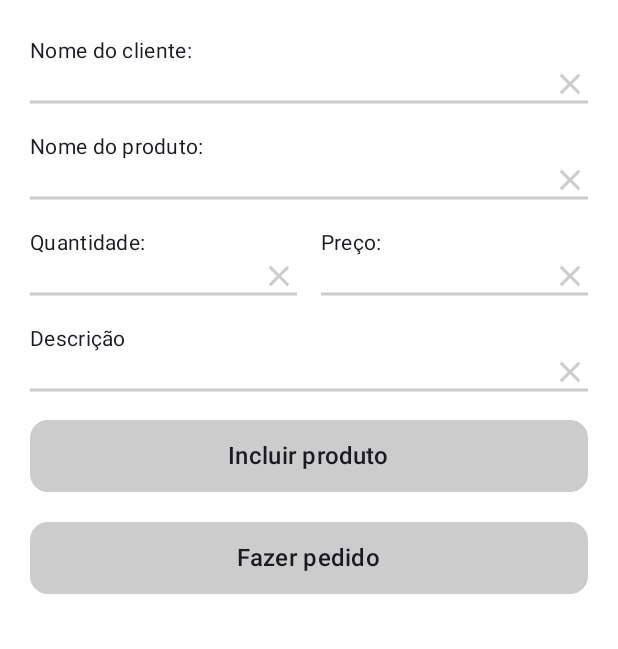
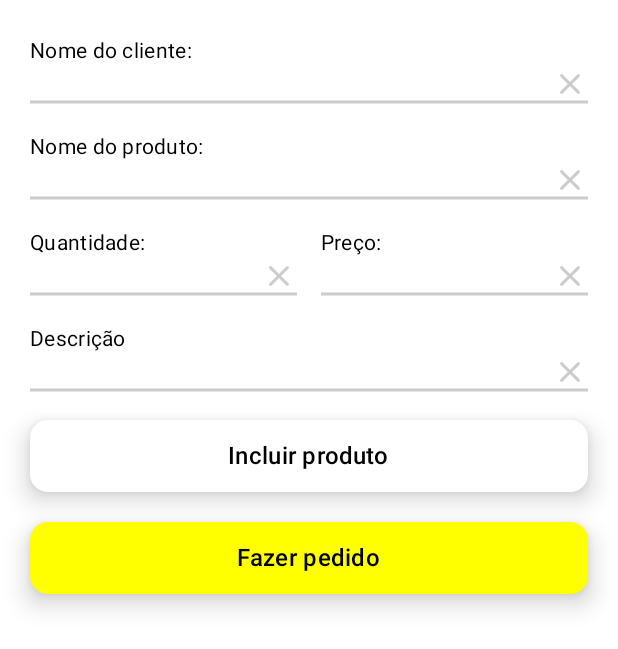
Before and after one commit to RafaelAmr93/CaseFazerPedido, an Android app built with Jetpack Compose: the composable PlaceOrderScreen shown on its own in the app's theme, on a phone screen of 412 x 824 dp. Shown: the top 649 px of the screen. Run offline under Robolectric (Android 15) with nearby library versions, the phone set to English and light mode, and no system bars; our stand-ins replace Room's generated code.

Commit message:
reorganized components

```diff
--- /dev/null
+++ b/app/src/main/java/rafalamaro/casefazerpedido/ui/components/BaseLine.kt
@@ -0,0 +1,51 @@
+package rafalamaro.casefazerpedido.ui.components
+
+import androidx.compose.foundation.clickable
+import androidx.compose.foundation.interaction.MutableInteractionSource
+import androidx.compose.foundation.layout.Box
+import androidx.compose.foundation.layout.fillMaxWidth
+import androidx.compose.material.icons.Icons
+import androidx.compose.material.icons.rounded.Clear
+import androidx.compose.material3.Icon
+import androidx.compose.material3.ripple
+import androidx.compose.runtime.Composable
+import androidx.compose.runtime.remember
+import androidx.compose.ui.Alignment
+import androidx.compose.ui.Modifier
+import androidx.compose.ui.draw.drawBehind
+import androidx.compose.ui.geometry.Offset
+import androidx.compose.ui.graphics.Color
+import androidx.compose.ui.graphics.StrokeCap
+import androidx.compose.ui.unit.dp
+
+@Composable
+internal fun BaseLine(
+    innerTextField: @Composable () -> Unit,
+    onClearText: () -> Unit
+) = Box(
+    modifier = Modifier
+        .fillMaxWidth()
+        .drawBehind {
+            drawLine(
+                color = Color.LightGray,
+                start = Offset(x = 0f, size.height),
+                end = Offset(x = size.width, size.height),
+                strokeWidth = 2.dp.toPx(),
+                cap = StrokeCap.Butt
+            )
+        }
+) {
+    Icon(
+        Icons.Rounded.Clear,
+        contentDescription = null,
+        modifier = Modifier
+            .align(Alignment.CenterEnd)
+            .clickable(
+                onClick = { onClearText() },
+                indication = ripple(),
+                interactionSource = remember { MutableInteractionSource() }
+            ),
+        tint = Color.LightGray
+    )
+    innerTextField()
+}
--- /dev/null
+++ b/app/src/main/java/rafalamaro/casefazerpedido/ui/components/CommonButton.kt
@@ -0,0 +1,59 @@
+package rafalamaro.casefazerpedido.ui.components
+
+import androidx.compose.foundation.background
+import androidx.compose.foundation.clickable
+import androidx.compose.foundation.interaction.MutableInteractionSource
+import androidx.compose.foundation.layout.Box
+import androidx.compose.foundation.layout.fillMaxWidth
+import androidx.compose.foundation.layout.padding
+import androidx.compose.foundation.shape.RoundedCornerShape
+import androidx.compose.material3.Text
+import androidx.compose.material3.ripple
+import androidx.compose.runtime.Composable
+import androidx.compose.runtime.remember
+import androidx.compose.ui.Alignment
+import androidx.compose.ui.Modifier
+import androidx.compose.ui.draw.shadow
+import androidx.compose.ui.graphics.Color
+import androidx.compose.ui.tooling.preview.Preview
+import androidx.compose.ui.unit.dp
+import rafalamaro.casefazerpedido.ui.theme.Typography
+import rafalamaro.casefazerpedido.ui.uiStates.ButtonType
+
+@Composable
+internal fun CommonButton(
+    text: String,
+    onClick: () -> Unit,
+    type: ButtonType
+) {
+    Box(
+        contentAlignment = Alignment.Center,
+        modifier = Modifier
+            .fillMaxWidth()
+            .shadow(elevation = 10.dp, shape = RoundedCornerShape(12.dp))
+            .background(type.color)
+            .clickable(
+                onClick = { onClick() },
+                indication = ripple(),
+                interactionSource = remember { MutableInteractionSource() }
+            )
+    ) {
+        Text(
+            text = text,
+            style = Typography.titleMedium,
+            modifier = Modifier.padding(vertical = 12.dp)
+        )
+    }
+}
+
+@Composable
+@Preview
+private fun CommonButtonPreview() {
+    Box(
+        modifier = Modifier
+            .background(Color.White)
+            .padding(all = 20.dp)
+    ) {
+        CommonButton(text = "Place Order", onClick = {}, type = ButtonType.Primary)
+    }
+}
--- /dev/null
+++ b/app/src/main/java/rafalamaro/casefazerpedido/ui/components/CustomBaseTextField.kt
@@ -0,0 +1,50 @@
+package rafalamaro.casefazerpedido.ui.components
+
+import androidx.compose.foundation.layout.Box
+import androidx.compose.foundation.layout.Column
+import androidx.compose.foundation.text.BasicTextField
+import androidx.compose.foundation.text.input.InputTransformation
+import androidx.compose.foundation.text.input.TextFieldState
+import androidx.compose.foundation.text.input.clearText
+import androidx.compose.material3.Text
+import androidx.compose.runtime.Composable
+import androidx.compose.ui.Modifier
+import androidx.compose.ui.graphics.Color
+import androidx.compose.ui.res.stringResource
+import rafalamaro.casefazerpedido.R
+import rafalamaro.casefazerpedido.ui.theme.Typography
+
+@Composable
+internal fun CustomBaseTextField(
+    fieldName: String,
+    fieldState: TextFieldState,
+    transformation: InputTransformation,
+    forbiddenCharactersTyped: Boolean,
+    modifier: Modifier = Modifier
+) {
+    Box(modifier = modifier) {
+        Column {
+            Text(
+                text = fieldName,
+                style = Typography.bodyMedium
+            )
+            BasicTextField(
+                state = fieldState,
+                decorator = { innerTextField ->
+                    BaseLine(
+                        innerTextField = innerTextField,
+                        onClearText = fieldState::clearText
+                    )
+                },
+                inputTransformation = transformation
+            )
+            if (forbiddenCharactersTyped) {
+                Text(
+                    text = stringResource(R.string.characters_forbidden),
+                    style = Typography.bodySmall,
+                    color = Color.Red
+                )
+            }
+        }
+    }
+}
--- /dev/null
+++ b/app/src/main/java/rafalamaro/casefazerpedido/ui/components/TextTransformations.kt
@@ -0,0 +1,26 @@
+package rafalamaro.casefazerpedido.ui.components
+
+import androidx.compose.foundation.text.input.InputTransformation
+import androidx.compose.foundation.text.input.byValue
+
+internal fun transformationTextOnly(
+    callback: () -> Unit
+) = InputTransformation.byValue { current, proposed ->
+    if (proposed.all { it.isLetter() || it.isWhitespace() }) {
+        proposed
+    } else {
+        callback()
+        current
+    }
+}
+
+internal fun transformationDigitsOnly(
+    callback: () -> Unit
+) = InputTransformation.byValue { current, proposed ->
+    if (proposed.all { it.isDigit() || it == ',' || it == '.'}) {
+        proposed
+    } else {
+        callback()
+        current
+    }
+}
--- a/app/src/main/java/rafalamaro/casefazerpedido/ui/screens/MainScreen.kt
+++ b/app/src/main/java/rafalamaro/casefazerpedido/ui/screens/MainScreen.kt
@@ -1,8 +1,6 @@
 package rafalamaro.casefazerpedido.ui.screens
 
 import androidx.compose.foundation.background
-import androidx.compose.foundation.clickable
-import androidx.compose.foundation.interaction.MutableInteractionSource
 import androidx.compose.foundation.layout.Arrangement
 import androidx.compose.foundation.layout.Box
 import androidx.compose.foundation.layout.BoxScope
@@ -10,10 +8,8 @@ import androidx.compose.foundation.layout.Column
 import androidx.compose.foundation.layout.fillMaxSize
 import androidx.compose.foundation.layout.fillMaxWidth
 import androidx.compose.foundation.layout.padding
-import androidx.compose.foundation.shape.RoundedCornerShape
 import androidx.compose.material3.HorizontalDivider
 import androidx.compose.material3.Text
-import androidx.compose.material3.ripple
 import androidx.compose.runtime.Composable
 import androidx.compose.runtime.LaunchedEffect
 import androidx.compose.runtime.getValue
@@ -22,7 +18,6 @@ import androidx.compose.runtime.remember
 import androidx.compose.runtime.setValue
 import androidx.compose.ui.Alignment
 import androidx.compose.ui.Modifier
-import androidx.compose.ui.draw.clip
 import androidx.compose.ui.graphics.Color
 import androidx.compose.ui.res.stringResource
 import androidx.compose.ui.text.style.TextAlign
@@ -31,9 +26,11 @@ import androidx.compose.ui.unit.dp
 import androidx.compose.ui.unit.sp
 import kotlinx.coroutines.delay
 import rafalamaro.casefazerpedido.R
+import rafalamaro.casefazerpedido.ui.components.CommonButton
 import rafalamaro.casefazerpedido.ui.components.SnackBarComponent
 import rafalamaro.casefazerpedido.ui.uiStates.SnackBarType
 import rafalamaro.casefazerpedido.ui.theme.Typography
+import rafalamaro.casefazerpedido.ui.uiStates.ButtonType
 
 @Composable
 internal fun MainScreen(
@@ -120,17 +117,19 @@ private fun BoxScope.Footer(
                 bottom = 40.dp
             )
     ) {
-        FooterButtons(
+        CommonButton(
             text = stringResource(R.string.order_history_button_label),
             onClick = {
                 onNavigateToOrderHistory()
-            }
+            },
+            type = ButtonType.Standard
         )
-        FooterButtons(
+        CommonButton(
             text = stringResource(R.string.place_order_button_label),
             onClick = {
                 onNavigateToPlaceOrder()
-            }
+            },
+            type = ButtonType.Primary
         )
     }
 }
@@ -180,31 +179,6 @@ private fun TotalSales() {
 }
 
 @Composable
-internal fun FooterButtons(
-    text: String,
-    onClick: () -> Unit
-) {
-    Box(
-        contentAlignment = Alignment.Center,
-        modifier = Modifier
-            .fillMaxWidth()
-            .clip(shape = RoundedCornerShape(12.dp))
-            .background(Color.LightGray)
-            .clickable(
-                onClick = { onClick() },
-                indication = ripple(),
-                interactionSource = remember { MutableInteractionSource() }
-            )
-    ) {
-        Text(
-            text = text,
-            style = Typography.titleMedium,
-            modifier = Modifier.padding(vertical = 12.dp)
-        )
-    }
-}
-
-@Composable
 @Preview
 private fun MainScreenPreview() {
     MainScreen({},{}, false)
--- a/app/src/main/java/rafalamaro/casefazerpedido/ui/screens/PlaceOrderScreen.kt
+++ b/app/src/main/java/rafalamaro/casefazerpedido/ui/screens/PlaceOrderScreen.kt
@@ -1,51 +1,39 @@
 package rafalamaro.casefazerpedido.ui.screens
 
 import androidx.compose.foundation.background
-import androidx.compose.foundation.clickable
-import androidx.compose.foundation.interaction.MutableInteractionSource
 import androidx.compose.foundation.layout.Arrangement
 import androidx.compose.foundation.layout.Box
 import androidx.compose.foundation.layout.Column
 import androidx.compose.foundation.layout.Row
 import androidx.compose.foundation.layout.RowScope
 import androidx.compose.foundation.layout.fillMaxSize
-import androidx.compose.foundation.layout.fillMaxWidth
 import androidx.compose.foundation.layout.padding
-import androidx.compose.foundation.text.BasicTextField
-import androidx.compose.foundation.text.input.InputTransformation
 import androidx.compose.foundation.text.input.TextFieldState
-import androidx.compose.foundation.text.input.byValue
-import androidx.compose.foundation.text.input.clearText
-import androidx.compose.material.icons.Icons
-import androidx.compose.material.icons.rounded.Clear
-import androidx.compose.material3.Icon
-import androidx.compose.material3.Text
-import androidx.compose.material3.ripple
 import androidx.compose.runtime.Composable
 import androidx.compose.runtime.LaunchedEffect
 import androidx.compose.runtime.collectAsState
 import androidx.compose.runtime.getValue
 import androidx.compose.runtime.mutableStateOf
 import androidx.compose.runtime.remember
-import androidx.compose.runtime.rememberCoroutineScope
 import androidx.compose.runtime.setValue
 import androidx.compose.ui.Alignment
 import androidx.compose.ui.Modifier
-import androidx.compose.ui.draw.drawBehind
-import androidx.compose.ui.geometry.Offset
 import androidx.compose.ui.graphics.Color
-import androidx.compose.ui.graphics.StrokeCap
 import androidx.compose.ui.res.stringResource
 import androidx.compose.ui.unit.dp
 import kotlinx.coroutines.delay
 import org.koin.androidx.compose.koinViewModel
+import rafalamaro.casefazerpedido.R
+import rafalamaro.casefazerpedido.ui.components.CommonButton
+import rafalamaro.casefazerpedido.ui.components.CustomBaseTextField
+import rafalamaro.casefazerpedido.ui.components.ProductList
+import rafalamaro.casefazerpedido.ui.components.SnackBarComponent
+import rafalamaro.casefazerpedido.ui.components.transformationDigitsOnly
+import rafalamaro.casefazerpedido.ui.components.transformationTextOnly
+import rafalamaro.casefazerpedido.ui.uiStates.ButtonType
+import rafalamaro.casefazerpedido.ui.uiStates.ProductsListUiState
+import rafalamaro.casefazerpedido.ui.uiStates.SnackBarType
 import rafalamaro.casefazerpedido.viewmodels.PlaceOrderViewModel
-import rafalamaro.casefazerpedido.ui.components.ProductList
-import rafalamaro.casefazerpedido.ui.uiStates.ProductsListUiState
-import rafalamaro.casefazerpedido.R
-import rafalamaro.casefazerpedido.ui.components.SnackBarComponent
-import rafalamaro.casefazerpedido.ui.uiStates.SnackBarType
-import rafalamaro.casefazerpedido.ui.theme.Typography
 
 @Composable
 internal fun PlaceOrderScreen(
@@ -55,8 +43,6 @@ internal fun PlaceOrderScreen(
     val uiState by viewModel.productsList.collectAsState()
     val snackBarState by viewModel.snackBarState.collectAsState()
     var showSnackBar by remember { mutableStateOf(false) }
-    val scope = rememberCoroutineScope()
-
 
     LaunchedEffect(snackBarState) {
         showSnackBar = true
@@ -84,7 +70,7 @@ internal fun PlaceOrderScreen(
                 ProductValue(viewModel.productValue)
             }
             ProductDescription(viewModel.productDescription)
-            FooterButtons(
+            CommonButton(
                 text = stringResource(R.string.place_product_button_label),
                 onClick = {
                     if (viewModel.checkForEmptyField()) {
@@ -92,11 +78,11 @@ internal fun PlaceOrderScreen(
                     } else {
                         viewModel.updateSnackBarState(SnackBarType.MissingFields)
                     }
-
                     viewModel.clearAllText()
-                }
+                },
+                type = ButtonType.Standard
             )
-            FooterButtons(
+            CommonButton(
                 text = stringResource(R.string.place_order_button_label),
                 onClick = {
                     if (viewModel.isProductsListEmpty()) {
@@ -105,7 +91,8 @@ internal fun PlaceOrderScreen(
                         viewModel.placeOrder()
                         onOrderPlaced(true)
                     }
-                }
+                },
+                type = ButtonType.Primary
             )
 
             //ARRUMAR PRA ACEITAR CAMPO VAZIO? VALIDAR
@@ -127,8 +114,6 @@ internal fun PlaceOrderScreen(
         }
     }
 }
-
-
 
 @Composable
 private fun ClientName(fieldState: TextFieldState) {
@@ -186,92 +171,3 @@ private fun ProductDescription(fieldState: TextFieldState) {
         forbiddenCharactersTyped = forbiddenCharactersTyped
     )
 }
-
-@Composable
-private fun CustomBaseTextField(
-    fieldName: String,
-    fieldState: TextFieldState,
-    transformation: InputTransformation,
-    forbiddenCharactersTyped: Boolean,
-    modifier: Modifier = Modifier
-) {
-    Box(modifier = modifier) {
-        Column {
-            Text(
-                text = fieldName,
-                style = Typography.bodyMedium
-            )
-            BasicTextField(
-                state = fieldState,
-                decorator = { innerTextField ->
-                    BaseLine(
-                        innerTextField = innerTextField,
-                        onClearText = fieldState::clearText
-                    )
-                },
-                inputTransformation = transformation
-            )
-            if (forbiddenCharactersTyped) {
-                Text(
-                    text = stringResource(R.string.characters_forbidden),
-                    style = Typography.bodySmall,
-                    color = Color.Red
-                )
-            }
-        }
-    }
-}
-
-@Composable
-private fun BaseLine(
-    innerTextField: @Composable () -> Unit,
-    onClearText: () -> Unit
-) = Box(
-    modifier = Modifier
-        .fillMaxWidth()
-        .drawBehind {
-            drawLine(
-                color = Color.LightGray,
-                start = Offset(x = 0f, size.height),
-                end = Offset(x = size.width, size.height),
-                strokeWidth = 2.dp.toPx(),
-                cap = StrokeCap.Butt
-            )
-        }
-) {
-    Icon(
-        Icons.Rounded.Clear,
-        contentDescription = null,
-        modifier = Modifier
-            .align(Alignment.CenterEnd)
-            .clickable(
-                onClick = { onClearText() },
-                indication = ripple(),
-                interactionSource = remember { MutableInteractionSource() }
-            ),
-        tint = Color.LightGray
-    )
-    innerTextField()
-}
-
-private fun transformationTextOnly(
-    callback: () -> Unit
-) = InputTransformation.byValue { current, proposed ->
-    if (proposed.all { it.isLetter() || it.isWhitespace() }) {
-        proposed
-    } else {
-        callback()
-        current
-    }
-}
-
-private fun transformationDigitsOnly(
-    callback: () -> Unit
-) = InputTransformation.byValue { current, proposed ->
-    if (proposed.all { it.isDigit() || it == ',' || it == '.'}) {
-        proposed
-    } else {
-        callback()
-        current
-    }
-}
--- /dev/null
+++ b/app/src/main/java/rafalamaro/casefazerpedido/ui/uiStates/ButtonType.kt
@@ -0,0 +1,8 @@
+package rafalamaro.casefazerpedido.ui.uiStates
+
+import androidx.compose.ui.graphics.Color
+
+sealed class ButtonType(val color: Color) {
+    data object Standard : ButtonType(Color.White)
+    data object Primary : ButtonType(Color.Yellow)
+}
```
Also changed, not shown: app/src/main/java/rafalamaro/casefazerpedido/ui/screens/OrderHistoryDetails.kt (added, +15 -0 lines).
